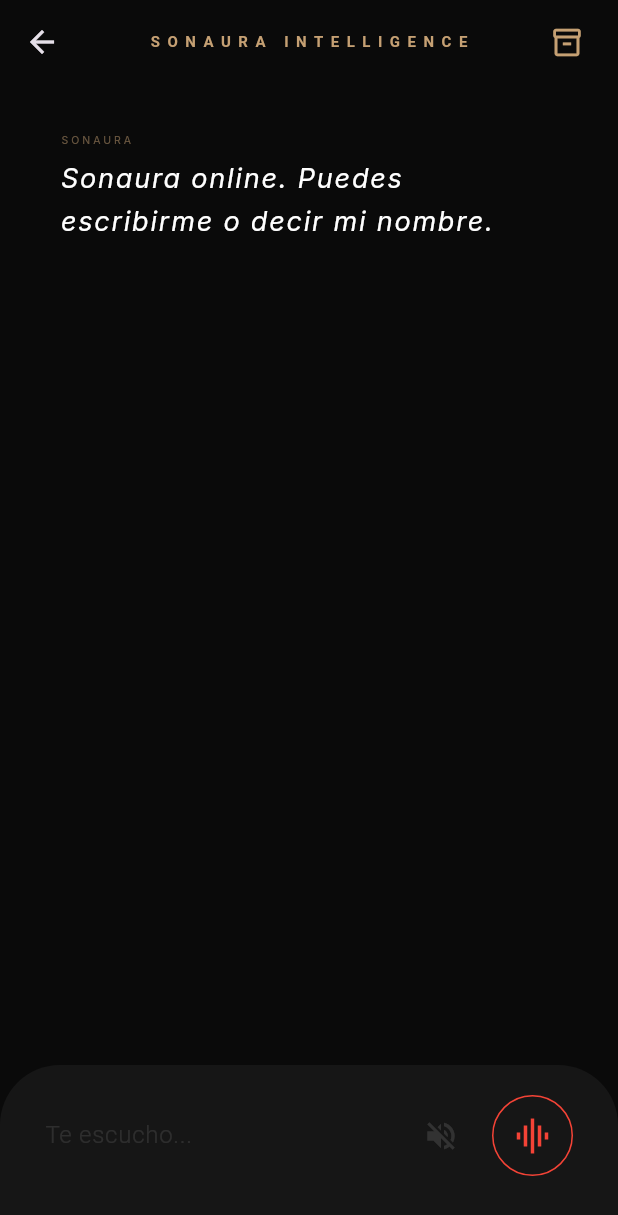
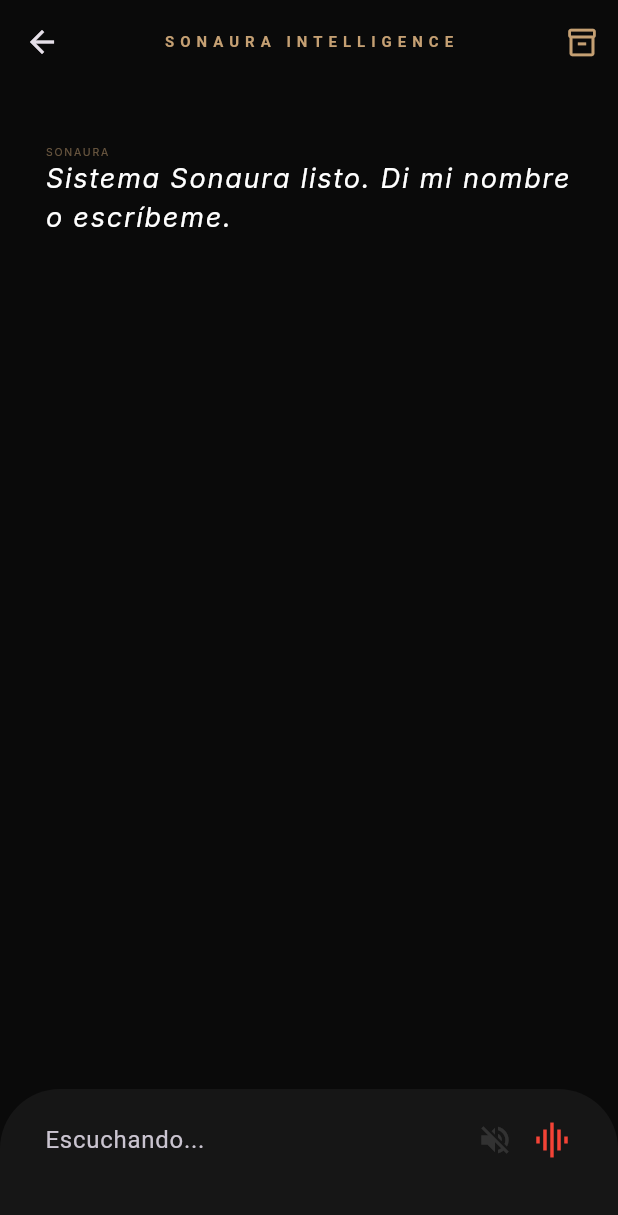
Before and after one commit to nikomezkiritz8/sonaura, a Flutter app: the ChatSonaura screen opened directly with empty values, after a tap on the "volume off" icon, on a phone screen of 412 x 824 dp. Shown: the top 1215 px of the screen. Run offline on Flutter 3.47's test engine with Material 3 defaults, Android fonts, the phone set to English and light mode, and no system bars; our stand-ins replace flutter_tts, google_fonts, just_audio, permission_handler, speech_to_text.

```diff
--- a/lib/ui/chat_screen.dart
+++ b/lib/ui/chat_screen.dart
@@ -12,7 +12,6 @@
 class ChatSonaura extends StatefulWidget {
   final String appId; final String appSecret; final String token;
   const ChatSonaura({super.key, required this.appId, required this.appSecret, required this.token});
-
   @override
   State<ChatSonaura> createState() => _ChatSonauraState();
 }
@@ -24,98 +23,67 @@
   final VoiceService _voice = VoiceService();
   bool _isTyping = false;
   bool _isListening = false;
-  bool _isActivated = false;
   bool _autoListen = true;
 
   @override
-  void initState() {
-    super.initState();
-    _bootSonaura();
+  void initState() { super.initState(); _boot(); }
+
+  void _boot() async {
+    await _voice.init();
+    _addMsg("Sistema Sonaura listo. Di mi nombre o escríbeme.");
+    _voice.hablar("Sistema Sonaura listo. Di mi nombre o escríbeme.");
+    _startLoop();
   }
 
-  void _bootSonaura() async {
-    await _voice.init();
-    _agregarMensajeSonaura("Sonaura online. Puedes escribirme o decir mi nombre.");
-    await _voice.hablar("Sonaura online. Puedes escribirme o decir mi nombre.");
-    _startListeningLoop();
-  }
-
-  void _startListeningLoop() {
+  void _startLoop() {
     if (!mounted || _isTyping || !_autoListen) return;
     setState(() => _isListening = true);
-
     _voice.escuchar(
       onResult: (t) => setState(() => _controller.text = t),
       onComplete: () {
         String val = _controller.text.trim();
-        if (val.isNotEmpty) {
-          // Si detecta "Sonaura" o variaciones similares se activa
-          if (val.toLowerCase().contains("sonaura") || val.toLowerCase().contains("so now")) {
-             _controller.clear();
-             _handleInput(val);
-          } else {
-             _controller.clear();
-             _startListeningLoop();
-          }
+        if (val.toLowerCase().contains("sonaura") || val.toLowerCase().contains("so now")) {
+           _controller.clear(); _handle(val);
         } else {
-          Future.delayed(const Duration(milliseconds: 500), () => _startListeningLoop());
+           _controller.clear(); _startLoop();
         }
       }
     );
   }
 
-  // FUNCIÓN MAESTRA DE ENTRADA (Teclado y Voz)
-  void _handleInput(String text) async {
+  void _handle(String text) async {
     if (text.isEmpty) return;
-
-    // Detenemos la escucha mientras la IA procesa
     _voice.detenerEscucha();
-
-    setState(() {
-      _messages.add({"role": "user", "text": text});
-      _isTyping = true;
-      _isListening = false;
-    });
-
-    String response = await _ai.preguntar(text);
+    setState(() { _messages.add({"role": "user", "text": text}); _isTyping = true; _isListening = false; });
+    String res = await _ai.preguntar(text);
     if (!mounted) return;
-
-    setState(() {
-      _messages.add({"role": "sonaura", "text": response});
-      _isTyping = false;
-    });
-
-    await _voice.hablar(response);
-    _execCommands(response, text);
-
-    // Reiniciar escucha si el modo automático está puesto
-    if (_autoListen) _startListeningLoop();
+    setState(() { _messages.add({"role": "sonaura", "text": res}); _isTyping = false; });
+    await _voice.hablar(res);
+    _exec(res, text);
+    if (_autoListen) _startLoop();
   }
 
-  void _execCommands(String response, String text) {
-    if (response.contains("[SEARCH_ALBUM:")) {
-      _execSearch(response.split("[SEARCH_ALBUM:")[1].split("]")[0], true);
-    } else if (response.contains("[SEARCH_TRACK:")) {
-      _execSearch(response.split("[SEARCH_TRACK:")[1].split("]")[0], false);
-    } else if (text.toLowerCase().contains("biblioteca") || text.toLowerCase().contains("mi música")) {
-      _navToLibrary();
+  void _exec(String res, String text) {
+    if (res.contains("[SEARCH_ALBUM:")) { _search(res.split("[SEARCH_ALBUM:")[1].split("]")[0], true); }
+    else if (res.contains("[SEARCH_TRACK:")) { _search(res.split("[SEARCH_TRACK:")[1].split("]")[0], false); }
+    else if (text.toLowerCase().contains("biblioteca")) { _navLib(); }
+  }
+
+  void _search(String qRaw, bool isAlbum) async {
+    String q = qRaw.replaceAll(RegExp(r'(discografía de|álbumes de|pon a|busca|reproduce)', caseSensitive: false), '').trim();
+    final qobuz = QobuzService(appId: widget.appId, appSecret: widget.appSecret, userAuthToken: widget.token);
+    if (isAlbum) {
+      var albums = await qobuz.searchAlbums(q);
+      if (albums.isEmpty && q.contains(" ")) albums = await qobuz.searchAlbums(q.split(" ").first);
+      if (albums.isNotEmpty) Navigator.push(context, MaterialPageRoute(builder: (c) => AlbumResultsScreen(albums: albums, appId: widget.appId, appSecret: widget.appSecret, token: widget.token)));
+    } else {
+      var tracks = await qobuz.search(q);
+      if (tracks.isNotEmpty) Navigator.push(context, MaterialPageRoute(builder: (c) => SearchResultsScreen(tracks: tracks, appId: widget.appId, appSecret: widget.appSecret, token: widget.token)));
     }
   }
 
-  void _execSearch(String q, bool isAlbum) async {
-    final qobuz = QobuzService(appId: widget.appId, appSecret: widget.appSecret, userAuthToken: widget.token);
-    if (isAlbum) {
-      var res = await qobuz.searchAlbums(q.trim());
-      if (res.isNotEmpty) Navigator.push(context, MaterialPageRoute(builder: (c) => AlbumResultsScreen(albums: res, appId: widget.appId, appSecret: widget.appSecret, token: widget.token)));
-    } else {
-      var res = await qobuz.search(q.trim());
-      if (res.isNotEmpty) Navigator.push(context, MaterialPageRoute(builder: (c) => SearchResultsScreen(tracks: res, appId: widget.appId, appSecret: widget.appSecret, token: widget.token)));
-    }
-  }
-
-  void _navToLibrary() => Navigator.push(context, MaterialPageRoute(builder: (c) => LibraryScreen(appId: widget.appId, appSecret: widget.appSecret, token: widget.token)));
-
-  void _agregarMensajeSonaura(String t) => setState(() => _messages.add({"role": "sonaura", "text": t}));
+  void _navLib() => Navigator.push(context, MaterialPageRoute(builder: (c) => LibraryScreen(appId: widget.appId, appSecret: widget.appSecret, token: widget.token)));
+  void _addMsg(String t) => setState(() => _messages.add({"role": "sonaura", "text": t}));
 
   @override
   Widget build(BuildContext context) {
@@ -123,87 +91,25 @@
       backgroundColor: SonauraColors.background,
       appBar: AppBar(
         backgroundColor: Colors.transparent, elevation: 0,
-        title: const Text("SONAURA INTELLIGENCE", style: TextStyle(fontSize: 10, letterSpacing: 5, fontWeight: FontWeight.bold, color: SonauraColors.accentGold)),
+        title: const Text("SONAURA INTELLIGENCE", style: TextStyle(fontSize: 10, letterSpacing: 4, fontWeight: FontWeight.bold, color: SonauraColors.accentGold)),
         centerTitle: true,
-        actions: [
-          // BOTÓN DE BIBLIOTECA (RESTAURADO)
-          IconButton(
-            icon: const Icon(Icons.inventory_2_outlined, color: SonauraColors.accentGold, size: 22),
-            onPressed: _navToLibrary,
-            tooltip: "Mi Vault Local",
-          ),
-          const SizedBox(width: 10),
-        ],
+        actions: [IconButton(icon: const Icon(Icons.inventory_2_outlined, color: SonauraColors.accentGold, size: 22), onPressed: _navLib)],
       ),
       body: Column(
         children: [
-          Expanded(
-            child: ListView.builder(
-              padding: const EdgeInsets.symmetric(horizontal: 40, vertical: 20),
-              itemCount: _messages.length,
-              itemBuilder: (context, index) {
-                final m = _messages[index];
-                bool isUser = m["role"] == "user";
-                return Padding(
-                  padding: const EdgeInsets.symmetric(vertical: 12),
-                  child: Column(
-                    crossAxisAlignment: isUser ? CrossAxisAlignment.end : CrossAxisAlignment.start,
-                    children: [
-                      Text(isUser ? "TÚ" : "SONAURA", style: TextStyle(fontSize: 7, color: SonauraColors.accentGold.withOpacity(0.5), letterSpacing: 2)),
-                      const SizedBox(height: 6),
-                      Text(m["text"]!.replaceAll(RegExp(r'\[.*?\]'), '').trim(),
-                           style: TextStyle(fontSize: 18, height: 1.6, color: isUser ? Colors.white60 : Colors.white, fontStyle: isUser ? FontStyle.normal : FontStyle.italic)),
-                    ],
-                  ),
-                );
-              },
-            ),
-          ),
+          Expanded(child: ListView.builder(padding: const EdgeInsets.all(30), itemCount: _messages.length, itemBuilder: (c, i) {
+            final m = _messages[i]; bool isU = m["role"] == "user";
+            return Padding(padding: const EdgeInsets.symmetric(vertical: 10), child: Column(crossAxisAlignment: isU ? CrossAxisAlignment.end : CrossAxisAlignment.start, children: [
+              Text(isU ? "TÚ" : "SONAURA", style: TextStyle(fontSize: 7, color: SonauraColors.accentGold.withOpacity(0.5))),
+              Text(m["text"]!.replaceAll(RegExp(r'\[.*?\]'), '').trim(), style: TextStyle(fontSize: 18, color: isU ? Colors.white70 : Colors.white, fontStyle: isU ? FontStyle.normal : FontStyle.italic)),
+            ]));
+          })),
           if (_isTyping) const LinearProgressIndicator(color: SonauraColors.accentGold, backgroundColor: Colors.transparent),
-
-          Container(
-            padding: const EdgeInsets.fromLTRB(30, 20, 30, 40),
-            decoration: const BoxDecoration(color: SonauraColors.surface, borderRadius: BorderRadius.vertical(top: Radius.circular(40))),
-            child: Row(
-              children: [
-                Expanded(
-                  child: TextField(
-                    controller: _controller,
-                    style: const TextStyle(color: Colors.white, fontWeight: FontWeight.w300),
-                    // FUNCIÓN: ENVIAR CON ENTER
-                    onSubmitted: (val) {
-                      _handleInput(val);
-                      _controller.clear();
-                    },
-                    decoration: InputDecoration(
-                      hintText: _isListening ? "Te escucho..." : "Escribe o di 'Sonaura'...",
-                      border: InputBorder.none,
-                      hintStyle: const TextStyle(color: Colors.white10),
-                    ),
-                  ),
-                ),
-
-                // BOTÓN SILENCIAR HABLA
-                IconButton(
-                  icon: const Icon(Icons.volume_off, color: Colors.white12),
-                  onPressed: () => _voice.detenerHabla(),
-                ),
-
-                const SizedBox(width: 10),
-
-                // ICONO DINÁMICO MICRO
-                AnimatedContainer(
-                  duration: const Duration(milliseconds: 300),
-                  padding: const EdgeInsets.all(12),
-                  decoration: BoxDecoration(
-                    shape: BoxShape.circle,
-                    border: Border.all(color: _isListening ? Colors.red : SonauraColors.accentGold.withOpacity(0.1)),
-                  ),
-                  child: Icon(_isListening ? Icons.graphic_eq : Icons.mic_none, color: _isListening ? Colors.red : SonauraColors.accentGold, size: 28),
-                ),
-              ],
-            ),
-          ),
+          Container(padding: const EdgeInsets.fromLTRB(30, 10, 30, 40), decoration: const BoxDecoration(color: SonauraColors.surface, borderRadius: BorderRadius.vertical(top: Radius.circular(40))), child: Row(children: [
+            Expanded(child: TextField(controller: _controller, onSubmitted: _handle, style: const TextStyle(color: Colors.white), decoration: InputDecoration(hintText: _isListening ? "Escuchando..." : "Escribe o di 'Sonaura'...", border: InputBorder.none))),
+            IconButton(icon: const Icon(Icons.volume_off, color: Colors.white12), onPressed: () => _voice.detenerHabla()),
+            Icon(_isListening ? Icons.graphic_eq : Icons.mic_none, color: _isListening ? Colors.red : SonauraColors.accentGold, size: 28),
+          ]))
         ],
       ),
     );
```
Also changed, not shown: lib/services/qobuz_service.dart (+22 -48 lines).
